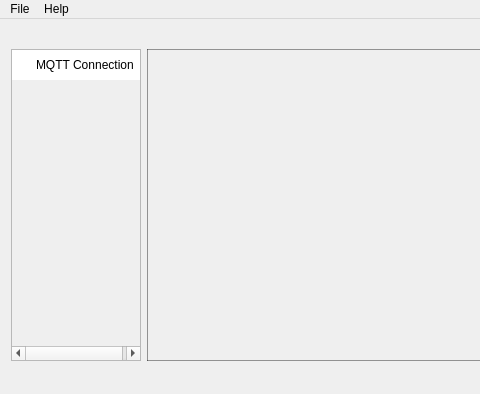
Before: the Qt Designer form mainwindow.ui in zooyer/mqtt-client, drawn with Qt 5; both pictures show x 0 to 480 and y 0 to 394 of the 716 by 394 pixel window.
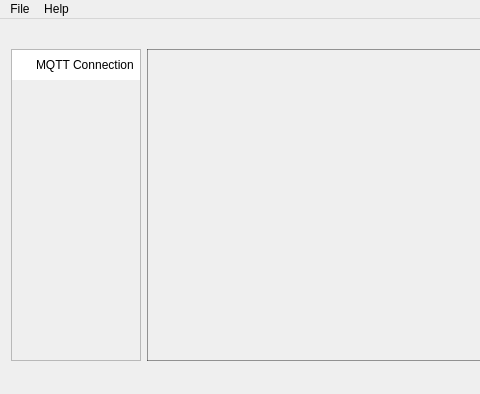
After: the same form once the commit is applied. Icons and pictures are not drawn.

```diff
--- a/mainwindow.ui
+++ b/mainwindow.ui
@@ -109,6 +109,9 @@
            <height>16777215</height>
           </size>
          </property>
+         <property name="horizontalScrollBarPolicy">
+          <enum>Qt::ScrollBarAlwaysOff</enum>
+         </property>
          <property name="widgetResizable">
           <bool>true</bool>
          </property>
@@ -118,7 +121,7 @@
             <x>0</x>
             <y>0</y>
             <width>136</width>
-            <height>291</height>
+            <height>312</height>
            </rect>
           </property>
           <layout class="QVBoxLayout" name="serversLayout">
```
Left out of the diff: 10 changed lines with no effect on the pictures.
